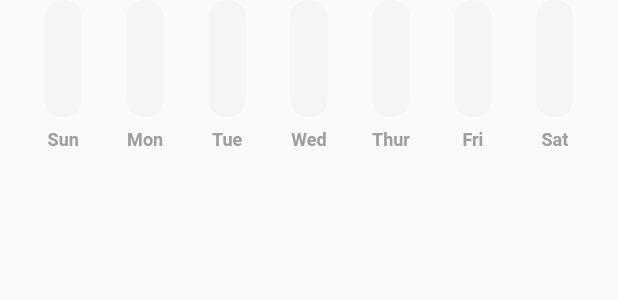
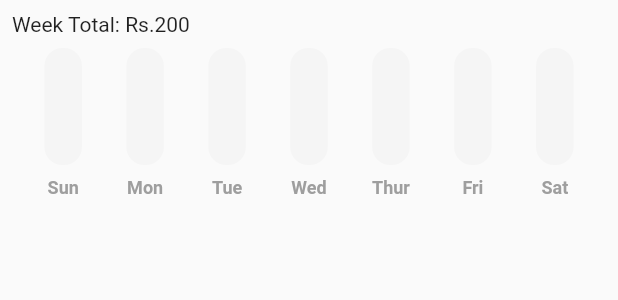
Before and after one commit to ayushsharman/budget_tracker, a Flutter app: the ExpenseSummary widget shown alone on an empty page, opened directly with empty values, on a phone screen of 412 x 824 dp. Shown: the top 300 px of the screen. Run offline on Flutter 3.47's test engine with Material 2 defaults, Android fonts, the phone set to English and light mode, and no system bars; drawn by our look-alikes of fl_chart; our stand-ins replace hive_flutter; accounts and stored records are empty.

Commit message:
total text

```diff
--- a/lib/components/expense_summary.dart
+++ b/lib/components/expense_summary.dart
@@ -60,7 +60,18 @@ class ExpenseSummary extends StatelessWidget {
         convertDateTimeToString(startofWeek.add(const Duration(days: 6)));
 
     return Consumer<ExpenseData>(
-      builder: (context, value, child) => SizedBox(
+      builder: (context, value, child) => Column(
+        children: [
+          const Padding(
+            padding: EdgeInsets.all(8.0),
+            child: Row(
+              children: [
+                Text("Week Total: "),
+                Text("Rs.200"),
+              ],
+            ),
+          ),
+          SizedBox(
             height: calculateMax(value, sunday, monday, tuesday, wednesday,
                 thursday, friday, saturday),
             child: MyBarGraph(
@@ -74,6 +85,8 @@ class ExpenseSummary extends StatelessWidget {
               satAmount: value.calculateDailyExpneseSummary()[saturday] ?? 0,
             ),
           ),
+        ],
+      ),
     );
   }
 }
```
Lines whose indentation alone changed are shown as unchanged.
